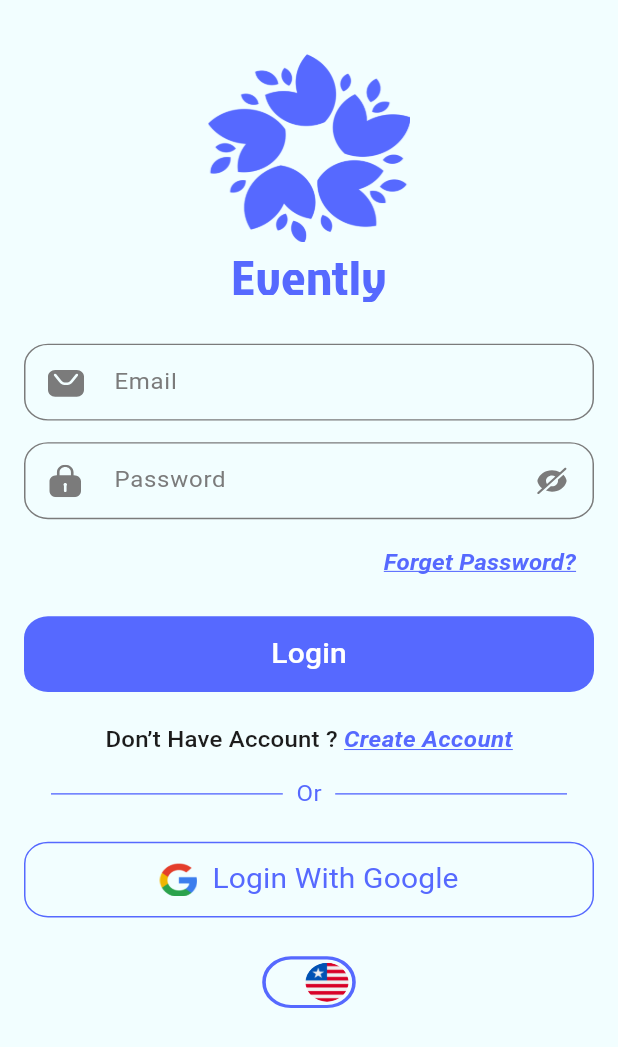
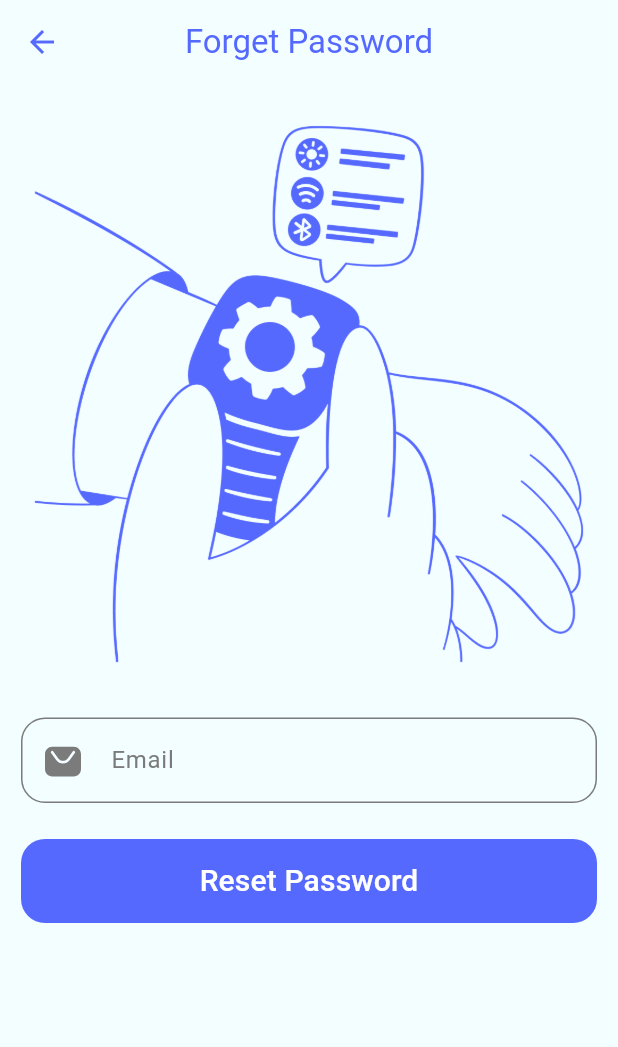
Before and after one commit to drasayed/evently, a Flutter app: the screen it shows after launch, after a tap on "Forget Password?", on a phone screen of 412 x 824 dp. Shown: the top 1047 px of the screen. Run offline on Flutter 3.47's test engine with Material 3 defaults, Android fonts, the phone set to English and light mode, and no system bars; our stand-ins replace flutter_svg, vector_graphics.

```diff
--- a/lib/common/widget/custom_main_button.dart
+++ b/lib/common/widget/custom_main_button.dart
@@ -9,13 +9,31 @@ class CustomButton extends StatelessWidget {
 
   @override
   Widget build(BuildContext context) {
-    return SizedBox(height: 56,
-      child: FilledButton(onPressed: onPressed,
-      style: FilledButton.styleFrom(backgroundColor: AppColors.mainColor,shape: RoundedRectangleBorder(borderRadius: BorderRadiusGeometry.circular(16))),
-      child: Text(title,style: TextStyle(fontSize: 20,fontWeight: FontWeight.w500,color: Colors.white),)
-      ),
+    return Row(
+      children: [
+        Expanded(
+          child: SizedBox(
+            height: 56,
+            child: FilledButton(
+              onPressed: onPressed,
+              style: FilledButton.styleFrom(
+                backgroundColor: AppColors.mainColor,
+                shape: RoundedRectangleBorder(
+                  borderRadius: BorderRadiusGeometry.circular(16),
+                ),
+              ),
+              child: Text(
+                title,
+                style: TextStyle(
+                  fontSize: 20,
+                  fontWeight: FontWeight.w500,
+                  color: Colors.white,
+                ),
+              ),
+            ),
+          ),
+        ),
+      ],
     );
-
-
   }
 }
--- a/lib/common/widget/custom_outlined_button.dart
+++ b/lib/common/widget/custom_outlined_button.dart
@@ -1,5 +1,4 @@
 import '../theme/app_colors.dart';
-import '../../gen/assets.gen.dart';
 import 'package:flutter/material.dart';
 
 class CustomOutlinedButton extends StatelessWidget {
--- a/lib/common/widget/custom_text_form_field.dart
+++ b/lib/common/widget/custom_text_form_field.dart
@@ -1,5 +1,6 @@
+import 'package:flutter/material.dart';
+
 import '../theme/app_colors.dart';
-import 'package:flutter/material.dart';
 
 class CustomTextFormField extends StatelessWidget {
   const CustomTextFormField({
--- a/lib/main.dart
+++ b/lib/main.dart
@@ -1,8 +1,9 @@
+import 'package:evently/screens/Authentication/forget_password.dart';
 import 'package:flutter/material.dart';
 
 import 'common/theme/app_theme.dart';
-import 'screens/log_in_screen.dart';
-import 'screens/sign_up_screen.dart';
+import 'screens/Authentication/log_in_screen.dart';
+import 'screens/Authentication/sign_up_screen.dart';
 
 void main() {
   runApp(const MyApp());
@@ -19,6 +20,7 @@ class MyApp extends StatelessWidget {
       routes: {
         LogInScreen.routeName: (_) => LogInScreen(),
         SignUpScreen.routeName: (_) => SignUpScreen(),
+        ForgetPassword.routeName:(_)=>ForgetPassword()
       },
       title: 'evently',
       theme: AppTheme.lightTheme,
--- /dev/null
+++ b/lib/screens/Authentication/forget_password.dart
@@ -0,0 +1,40 @@
+import 'package:evently/common/theme/app_colors.dart';
+import 'package:evently/common/widget/custom_main_button.dart';
+import 'package:evently/common/widget/custom_text_form_field.dart';
+import 'package:evently/gen/assets.gen.dart';
+import 'package:flutter/material.dart';
+
+class ForgetPassword extends StatelessWidget {
+  const ForgetPassword({super.key});
+  static const routeName = '/ForgetPassword';
+
+  @override
+  Widget build(BuildContext context) {
+    return Scaffold(
+      appBar: AppBar(
+        title: Text('Forget Password'),
+        centerTitle: true,
+        backgroundColor: Theme.of(context).scaffoldBackgroundColor,
+        foregroundColor: AppColors.mainColor,
+      ),
+      body: Padding(
+        padding: const EdgeInsets.all(14),
+        child: SingleChildScrollView(
+          child: Column(
+            spacing: 24,
+            children: [
+              Assets.images.forgetPassword.image(),
+              CustomTextFormField(
+                hintText: 'Email',
+                prefixIcon: Assets.icons.email.svg(),
+              ),
+            CustomButton(title: 'Reset Password',onPressed: () {
+
+            },)
+            ],
+          ),
+        ),
+      ),
+    );
+  }
+}
--- a/lib/screens/log_in_screen.dart
+++ b/lib/screens/Authentication/log_in_screen.dart
@@ -1,17 +1,17 @@
-import 'package:evently/screens/sign_up_screen.dart';
+import 'package:evently/screens/Authentication/forget_password.dart';
 import 'package:flutter/gestures.dart';
+import 'package:flutter/material.dart';
 
-import '../common/widget/custom_main_button.dart';
-import '../common/widget/custom_outlined_button.dart';
-
-import '../common/theme/app_colors.dart';
-import '../common/widget/custom_text_form_field.dart';
-import '../gen/assets.gen.dart';
-import 'package:flutter/material.dart';
+import '../../common/theme/app_colors.dart';
+import '../../common/widget/custom_main_button.dart';
+import '../../common/widget/custom_outlined_button.dart';
+import '../../common/widget/custom_text_form_field.dart';
+import '../../gen/assets.gen.dart';
+import 'sign_up_screen.dart';
 
 class LogInScreen extends StatelessWidget {
   const LogInScreen({super.key});
-  static const routeName = "/logInScreen";
+  static const routeName = "/LogInScreen";
 
   @override
   Widget build(BuildContext context) {
@@ -50,7 +50,9 @@ class LogInScreen extends StatelessWidget {
                     mainAxisAlignment: MainAxisAlignment.end,
                     children: [
                       TextButton(
-                        onPressed: () {},
+                        onPressed: () {
+                          Navigator.of(context).pushNamed(ForgetPassword.routeName);
+                        },
                         child: Text(
                           "Forget Password?",
                           style: TextStyle(
@@ -66,13 +68,7 @@ class LogInScreen extends StatelessWidget {
                     ],
                   ),
                   SizedBox(height: 16),
-                  Row(
-                    children: [
-                      Expanded(
-                        child: CustomButton(title: 'Login', onPressed: () {}),
-                      ),
-                    ],
-                  ),
+                  CustomButton(title: 'Login', onPressed: () {}),
                   SizedBox(height: 24),
                   Text.rich(
                     TextSpan(
```
Also changed, not shown: lib/gen/assets.gen.dart (+4 -4 lines), lib/screens/Authentication/sign_up_screen.dart (renamed from lib/screens/sign_up_screen.dart, +22 -22 lines), assets/images/forget_pass.png (deleted), assets/images/forget_password.png (added).
